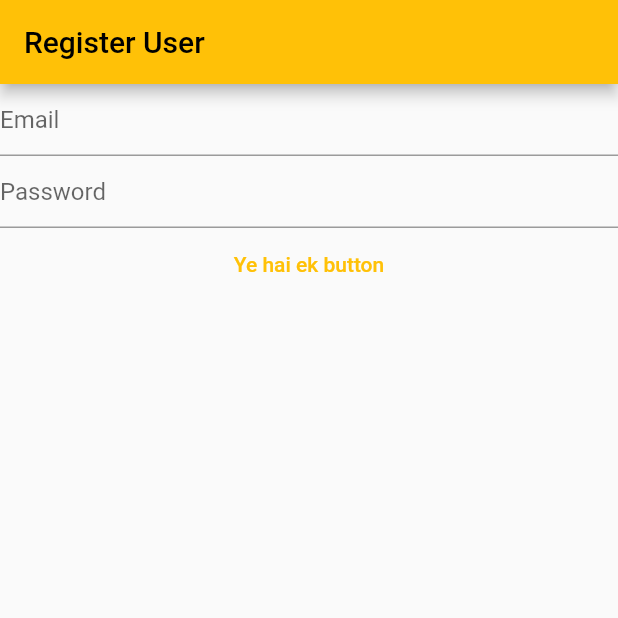
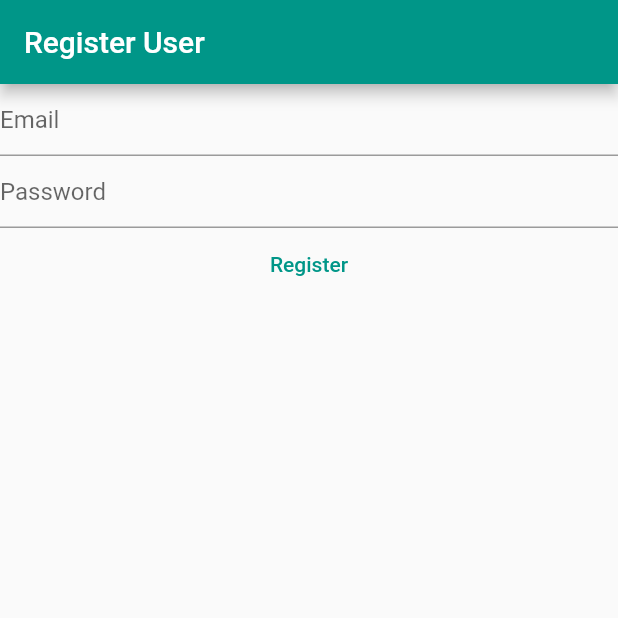
Before and after one commit to SyedWafiHasan/DulyNoted, a Flutter app: the screen it shows after launch, on a phone screen of 412 x 824 dp, the top half of it. Run offline on Flutter 3.47's test engine with Material 2 defaults, Android fonts, the light colour scheme and no system bars; our stand-ins replace firebase_auth, firebase_core; accounts and stored records are empty.

Commit message:
Completed registration screen.

```diff
--- a/dulynoted/lib/main.dart
+++ b/dulynoted/lib/main.dart
@@ -1,11 +1,16 @@
+import 'package:firebase_core/firebase_core.dart';
 import 'package:flutter/material.dart';
+import 'package:firebase_auth/firebase_auth.dart';
+import 'firebase_options.dart';
 
 void main()
 {
+  //ensures Futures are initialized
+  WidgetsFlutterBinding.ensureInitialized();
   runApp(MaterialApp(
     title: 'Duly Noted',
     theme: ThemeData(
-      primarySwatch: Colors.amber,
+      primarySwatch: Colors.teal,
     ),
     home: const MyHomePage(),
   ));
@@ -49,16 +54,35 @@ class _MyHomePageState extends State<MyHomePage>
       appBar: AppBar(
         title: const Text("Register User"),
       ),
-      body: Column(
+
+      // using FutureBuilder so that the widget does not load until Firebase has initialized
+      body: FutureBuilder(
+        future: Firebase.initializeApp(
+          options: DefaultFirebaseOptions.currentPlatform,
+          ),
+
+        // snapshot has status of the Future - none, waiting, active or done
+        builder: (context, snapshot)
+        {
+          switch (snapshot.connectionState)
+          {
+            case ConnectionState.done:
+              return Column(
                 children: [
                   TextField(
                     controller: _email,
+                    autocorrect: false,
+                    enableSuggestions: false,
+                    keyboardType: TextInputType.emailAddress,
                     decoration: const InputDecoration(
                       hintText: "Email",
                     ),
                   ),
                   TextField(
                     controller: _password,
+                    obscureText: true,
+                    autocorrect: false,
+                    enableSuggestions: false,
                     decoration: const InputDecoration(
                       hintText: "Password",
                     ),
@@ -66,11 +90,25 @@ class _MyHomePageState extends State<MyHomePage>
                   TextButton(
                     onPressed: () async
                     {
-              print("Button pressed");
+                      final email = _email.text;
+                      final password = _password.text;
+
+                      // if a Future is returned, you need to use await to get the result
+                      final userAuth = await FirebaseAuth.instance.createUserWithEmailAndPassword(
+                          email: email,
+                          password: password
+                      );
+
+                      print(userAuth);
                     },
-            child: const Text("Ye hai ek button"),
+                    child: const Text("Register"),
                   ),
                 ],
+              );
+            default:
+              return const Text("Loading...");
+          }
+        },
       )
     );
   }
```
Lines whose indentation alone changed are shown as unchanged.
